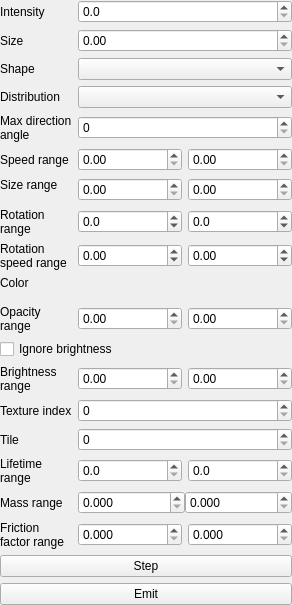
Old version of the form applications/ParticlesEditor/src/SceneTab/EmitterWidget.ui in the repository AluminiumRat/mtt.
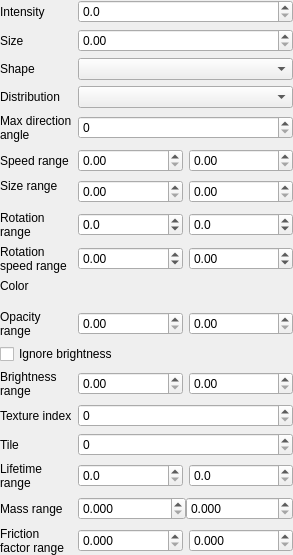
New version of the form.

Commit message: Emit and Step buttons removed from EmitterWidget and ParticleFieldWidget

```diff
--- a/applications/ParticlesEditor/src/SceneTab/EmitterWidget.ui
+++ b/applications/ParticlesEditor/src/SceneTab/EmitterWidget.ui
@@ -6,8 +6,8 @@
    <rect>
     <x>0</x>
     <y>0</y>
-    <width>292</width>
-    <height>605</height>
+    <width>293</width>
+    <height>555</height>
    </rect>
   </property>
   <property name="windowTitle">
@@ -896,20 +896,6 @@
      </item>
     </layout>
    </item>
-   <item>
-    <widget class="QPushButton" name="stepButton">
-     <property name="text">
-      <string>Step</string>
-     </property>
-    </widget>
-   </item>
-   <item>
-    <widget class="QPushButton" name="emitButton">
-     <property name="text">
-      <string>Emit</string>
-     </property>
-    </widget>
-   </item>
   </layout>
  </widget>
  <resources/>
```
The commit also changes 5 other files.
